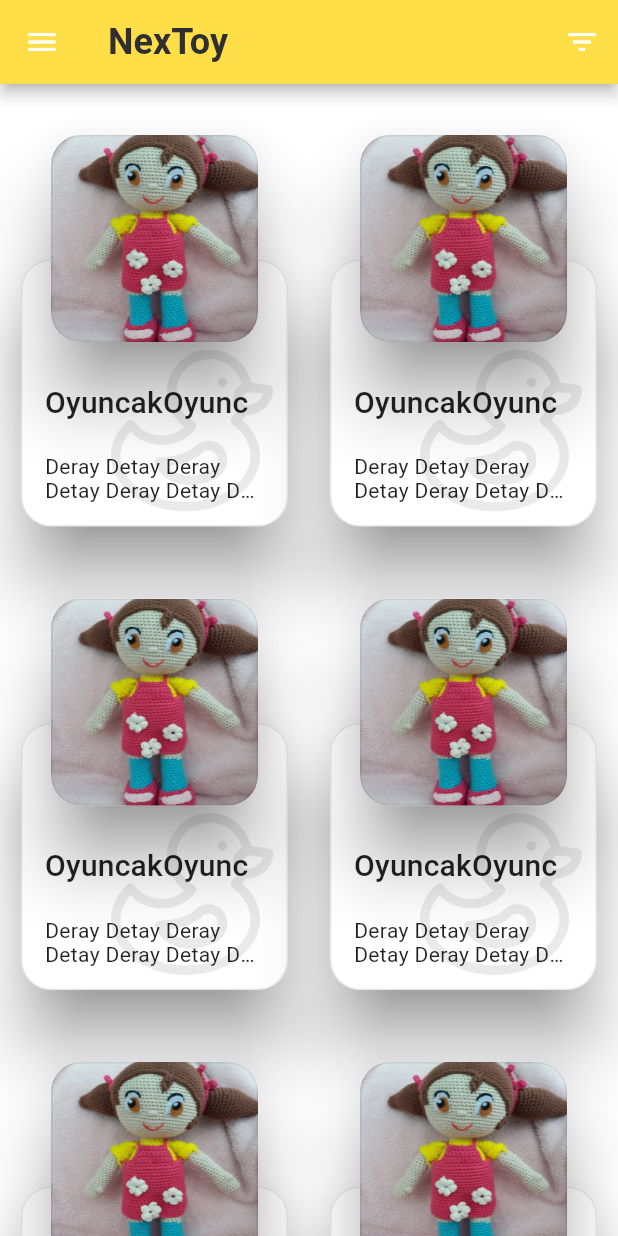
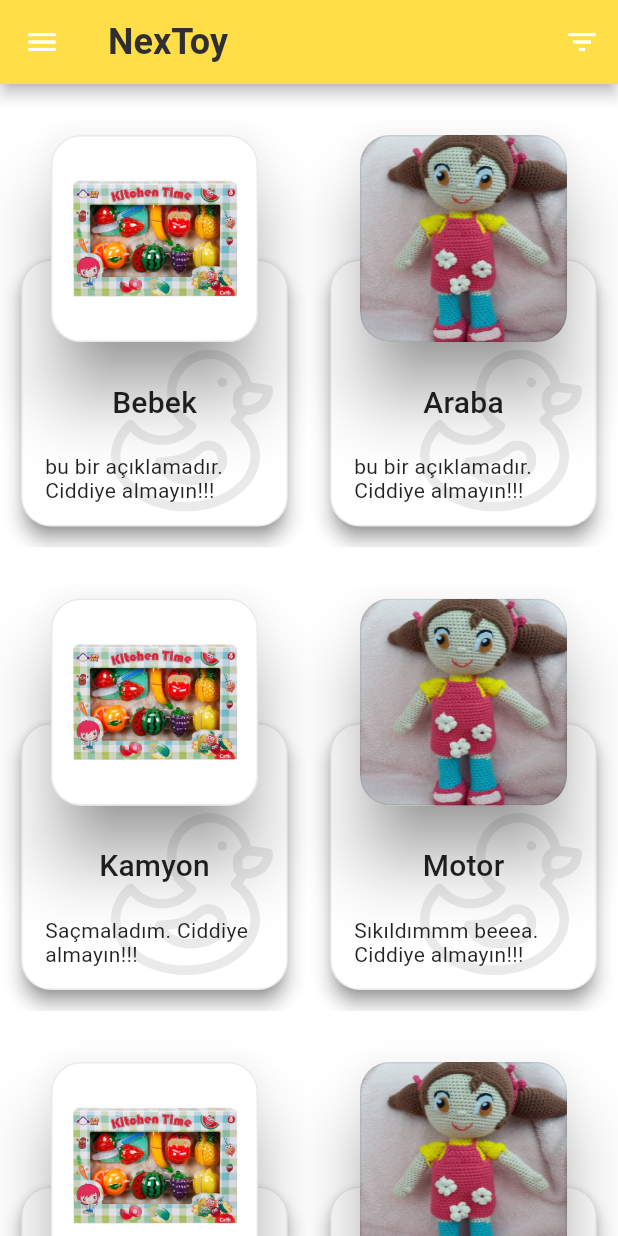
Before and after one commit to NexToys/NexToyMobile, a Flutter app: the screen it shows after launch, on a phone screen of 412 x 824 dp. Run offline on Flutter 3.47's test engine with Material 2 defaults, Android fonts, the phone set to English and light mode, and no system bars; our stand-ins replace easy_localization, flutter_svg, google_fonts.

```diff
--- /dev/null
+++ b/lib/Views/Home/Model/toyModel.dart
@@ -0,0 +1,37 @@
+class Toy {
+  final String name;
+  final String desctription;
+  final String image;
+  Toy({this.name, this.desctription, this.image});
+}
+
+final toys = [
+  Toy(
+      name: "Bebek",
+      desctription: "bu bir açıklamadır. Ciddiye almayın!!!",
+      image: "assets/image/oyuncak.jpg"),
+  Toy(
+      name: "Araba",
+      desctription: "bu bir açıklamadır. Ciddiye almayın!!!",
+      image: "assets/image/oyuncak2.jpg"),
+  Toy(
+      name: "Kamyon",
+      desctription: "Saçmaladım. Ciddiye almayın!!!",
+      image: "assets/image/oyuncak.jpg"),
+  Toy(
+      name: "Motor",
+      desctription: "Sıkıldımmm beeea. Ciddiye almayın!!!",
+      image: "assets/image/oyuncak2.jpg"),
+  Toy(
+      name: "Yedek",
+      desctription: "bu bir açıklamadır. Ciddiye almayın!!!",
+      image: "assets/image/oyuncak.jpg"),
+  Toy(
+      name: "Seper",
+      desctription: "bu bir açıklamadır. Ciddiye almayın!!!",
+      image: "assets/image/oyuncak2.jpg"),
+  Toy(
+      name: "Bebek",
+      desctription: "bu bir açıklamadır. Ciddiye almayın!!!",
+      image: "assets/image/oyun.jpg"),
+];
--- a/lib/Views/Home/View/home_view.dart
+++ b/lib/Views/Home/View/home_view.dart
@@ -1,6 +1,9 @@
 import 'package:NexToyMobile/Core/Extension/context_extension.dart';
+import 'package:NexToyMobile/Views/Detail/View/detail_view.dart';
+import 'package:NexToyMobile/Views/Home/Model/toyModel.dart';
 import 'package:NexToyMobile/Views/Home/Widgets/toy_card.dart';
 import 'package:NexToyMobile/Widgets/bottom_panel.dart';
+import 'package:animations/animations.dart';
 import 'package:flutter/material.dart';
 
 class HomeView extends StatefulWidget {
@@ -18,8 +21,9 @@ class _HomeViewState extends State<HomeView> {
           crossAxisCount: 2,
           childAspectRatio: 2 / 3,
         ),
+        itemCount: toys.length,
         itemBuilder: (context, index) {
-          return ToyCard();
+          return buildOpenContainer(toys[index]);
         },
       ),
     );
@@ -55,4 +59,20 @@ class _HomeViewState extends State<HomeView> {
       ],
     );
   }
+
+  OpenContainer<dynamic> buildOpenContainer(Toy toy) {
+    return OpenContainer(
+      closedColor: context.theme.backgroundColor,
+      closedElevation: 0,
+      transitionDuration: Duration(milliseconds: 500),
+      closedBuilder: (context, action) {
+        return ToyCard(toy: toy);
+      },
+      openBuilder: (context, action) {
+        return DetailView(
+          toy: toy,
+        );
+      },
+    );
+  }
 }
--- a/lib/Views/Home/Widgets/toy_card.dart
+++ b/lib/Views/Home/Widgets/toy_card.dart
@@ -1,10 +1,13 @@
 import 'package:NexToyMobile/Core/Extension/context_extension.dart';
+import 'package:NexToyMobile/Views/Home/Model/toyModel.dart';
 import 'package:flutter/material.dart';
 import 'package:flutter_svg/flutter_svg.dart';
 
 class ToyCard extends StatelessWidget {
+  final Toy toy;
   const ToyCard({
     Key key,
+    this.toy,
   }) : super(key: key);
 
   @override
@@ -17,7 +20,7 @@ class ToyCard extends StatelessWidget {
           AspectRatio(
             aspectRatio: 1 / 1,
             child: Card(
-              elevation: 20,
+              elevation: 5,
               shadowColor: context.theme.accentColor,
               shape: RoundedRectangleBorder(
                 side: BorderSide(
@@ -70,20 +73,20 @@ class ToyCard extends StatelessWidget {
                       child: ClipRRect(
                         borderRadius: BorderRadius.circular(20),
                         child: Image.asset(
-                          "assets/image/oyuncak2.jpg",
+                          toy.image,
                           fit: BoxFit.fill,
                         ),
                       ),
                     ),
                   ),
                   Text(
-                    "OyuncakOyuncakOyuncak",
+                    toy.name,
                     maxLines: 1,
                     overflow: TextOverflow.visible,
                     style: context.textTheme.headline6,
                   ),
                   Text(
-                    "Deray Detay Deray Detay Deray Detay Deray Detay Deray Detay Deray Detay Deray Detay Deray Detay Deray Detay Deray Detay ",
+                    toy.desctription,
                     maxLines: 2,
                     overflow: TextOverflow.ellipsis,
                   )
--- a/lib/main.dart
+++ b/lib/main.dart
@@ -7,6 +7,8 @@ import 'package:NexToyMobile/Views/Home/View/home_view.dart';
 import 'package:easy_localization/easy_localization.dart';
 import 'package:flutter/material.dart';
 import 'package:provider/provider.dart';
+
+import 'Views/Home/Model/toyModel.dart';
 
 void main() {
   runApp(EasyLocalization(
--- a/pubspec.yaml
+++ b/pubspec.yaml
@@ -33,6 +33,7 @@ dependencies:
   http: ^0.12.2
   flutter_svg: ^0.19.1
   provider: ^4.3.2+2
+  animations: ^1.1.2
 
 
 dev_dependencies:
```
Also changed, not shown: lib/Views/Detail/View/detail_view.dart (added, +45 -0 lines), pubspec.lock.
